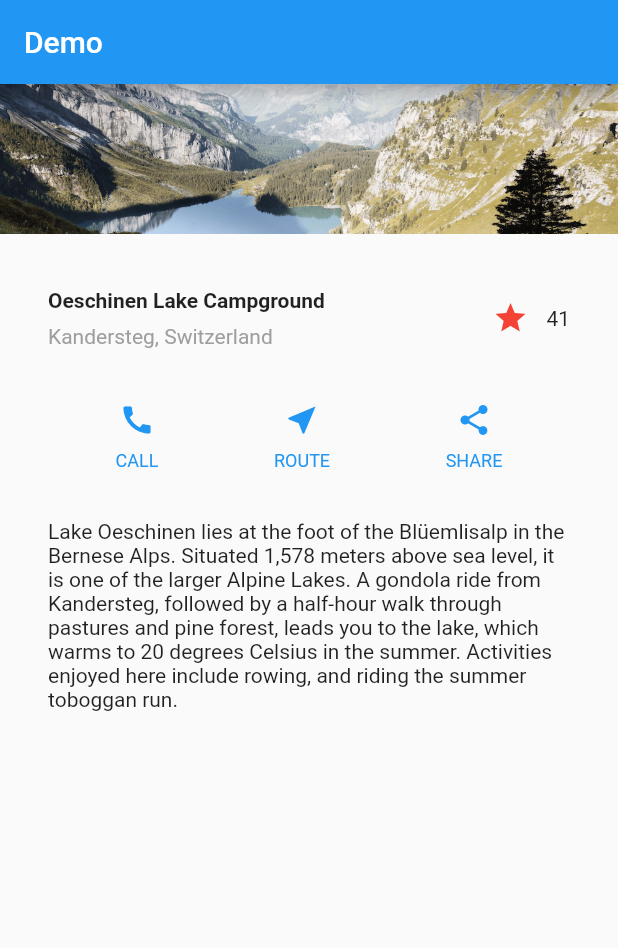
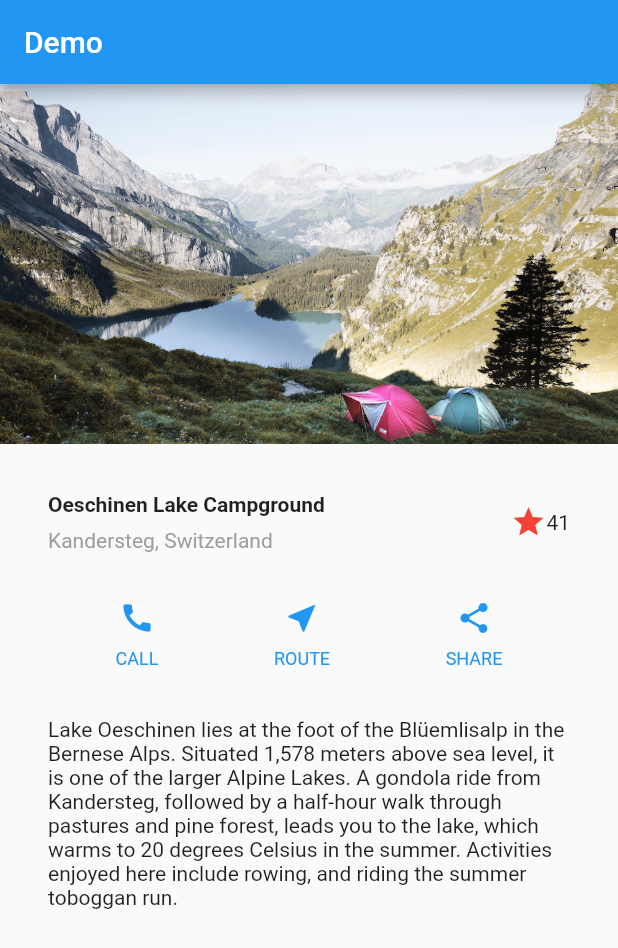
Before and after one commit to pigotop/flutter_firstapp, a Flutter app: the screen it shows after launch, on a phone screen of 412 x 824 dp. Shown: the top 948 px of the screen. Run offline on Flutter 3.47's test engine with Material 2 defaults, Android fonts, the phone set to English and light mode, and no system bars.

Commit message:
Revert "เพิ่ม statefulWidget Favorite เพิ่ม การกดเพิ่มลดจำนวน"

```diff
--- a/lib/main.dart
+++ b/lib/main.dart
@@ -28,71 +28,17 @@ class MainApp extends StatelessWidget {
           ),
           body: ListView(
             children: [
-              Container(
-                width: 100,
-                height: 100,
-                child: AspectRatio(
-                  aspectRatio: 2.0,
-                  child: Image.asset(
-                    'images/lake.jpg',
-                    width: 100,
-                    height: 50,
-                    fit: BoxFit.cover,
-                  ),
-                ),
+              Image.asset(
+                'images/lake.jpg',
+                width: 600,
+                height: 240,
+                fit: BoxFit.cover,
               ),
               titleSection,
               buttonSection,
               textSection
             ],
           )),
-    );
-  }
-}
-
-class FavoriteWidget extends StatefulWidget {
-  const FavoriteWidget({super.key});
-
-  @override
-  State<StatefulWidget> createState() => _FavoriteWidgetState();
-}
-
-class _FavoriteWidgetState extends State<FavoriteWidget> {
-  bool _isFavorited = true;
-  int _favoriteCount = 41;
-
-  void _toggleFavorite() {
-    setState(() {
-      if (_isFavorited) {
-        _favoriteCount -= 1;
-        _isFavorited = false;
-      } else {
-        _favoriteCount += 1;
-        _isFavorited = true;
-      }
-    });
-  }
-
-  @override
-  Widget build(BuildContext context) {
-    return Row(
-      mainAxisSize: MainAxisSize.min,
-      children: [
-        Container(
-          padding: EdgeInsets.all(0),
-          child: IconButton(
-            padding: EdgeInsets.all(0),
-            onPressed: _toggleFavorite,
-            icon: (_isFavorited
-                ? const Icon(Icons.star)
-                : const Icon(Icons.star_border)),
-            color: Colors.red[500],
-          ),
-        ),
-        SizedBox(
-          child: Text('$_favoriteCount'),
-        )
-      ],
     );
   }
 }
@@ -137,7 +83,11 @@ Widget titleSection = Container(
             )
           ],
         )),
-        FavoriteWidget()
+        Icon(
+          Icons.star,
+          color: Colors.red[500],
+        ),
+        const Text('41')
       ],
     ));
 
```
